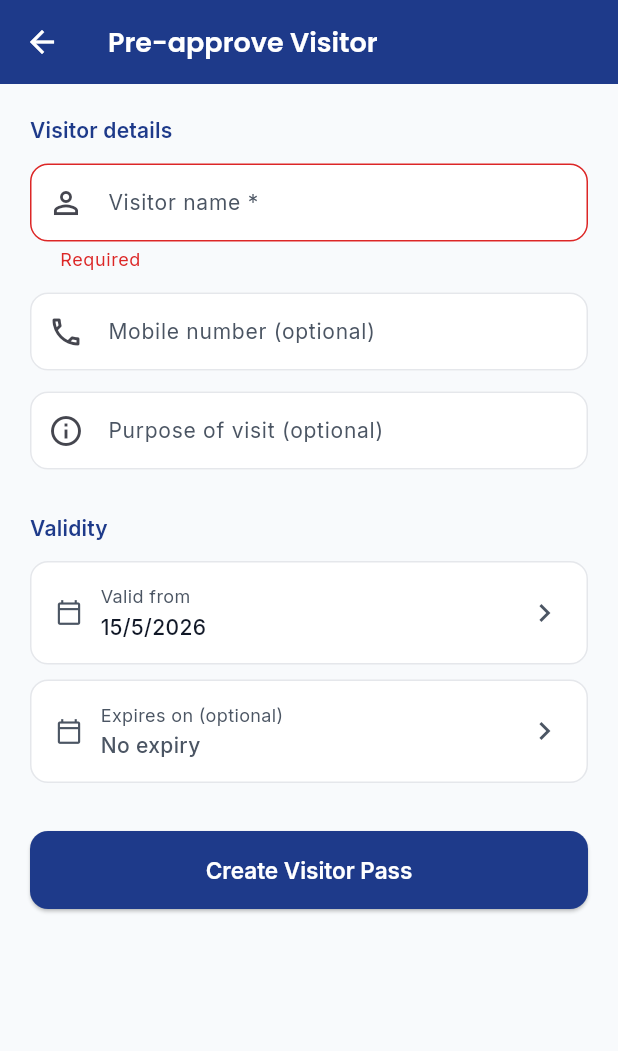
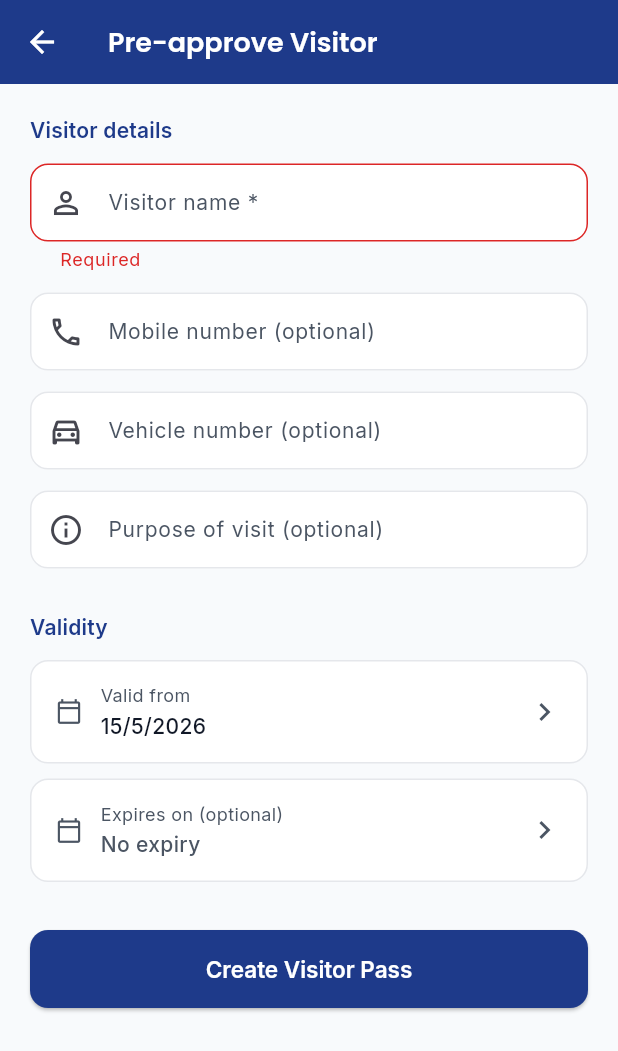
Before and after one commit to utamacs/utamacs-website, a Flutter app: the PreApproveScreen screen opened directly, after a tap on "Create Visitor Pass", on a phone screen of 412 x 824 dp. Shown: the top 1051 px of the screen. Run offline on Flutter 3.47's test engine with Material 3 defaults, Android fonts, the phone set to English and light mode, and no system bars; our stand-ins replace flutter_dotenv, flutter_riverpod, go_router, google_fonts, qr_flutter, riverpod_annotation and 2 more; accounts and stored records are empty; generated files the repository leaves out were written again.

Commit message:
fix: supply otp_code on visitor pass insert; restore vehicle_number field
Migration 081 added otp_code text NOT NULL to visitor_pre_approvals.
Generate a 6-digit code client-side and include it in the insert payload.
Also restore vehicle_number (added in same migration) to the model, form,
list card, and pass detail screen. Show guard OTP code on the pass screen.

Co-Authored-By: Claude Sonnet 4.6 <noreply@anthropic.com>

```diff
--- a/mobile/lib/features/visitors/presentation/screens/pre_approve_screen.dart
+++ b/mobile/lib/features/visitors/presentation/screens/pre_approve_screen.dart
@@ -14,6 +14,7 @@ class _PreApproveScreenState extends ConsumerState<PreApproveScreen> {
   final _formKey = GlobalKey<FormState>();
   final _nameCtrl = TextEditingController();
   final _phoneCtrl = TextEditingController();
+  final _vehicleCtrl = TextEditingController();
   final _purposeCtrl = TextEditingController();
   DateTime _validFrom = DateTime.now();
   DateTime? _expiresAt;
@@ -23,6 +24,7 @@ class _PreApproveScreenState extends ConsumerState<PreApproveScreen> {
   void dispose() {
     _nameCtrl.dispose();
     _phoneCtrl.dispose();
+    _vehicleCtrl.dispose();
     _purposeCtrl.dispose();
     super.dispose();
   }
@@ -55,6 +57,9 @@ class _PreApproveScreenState extends ConsumerState<PreApproveScreen> {
             visitorPhone: _phoneCtrl.text.trim().isEmpty
                 ? null
                 : _phoneCtrl.text.trim(),
+            vehicleNumber: _vehicleCtrl.text.trim().isEmpty
+                ? null
+                : _vehicleCtrl.text.trim().toUpperCase(),
             purpose: _purposeCtrl.text.trim().isEmpty
                 ? null
                 : _purposeCtrl.text.trim(),
@@ -114,6 +119,15 @@ class _PreApproveScreenState extends ConsumerState<PreApproveScreen> {
                   prefixIcon: Icon(Icons.phone_outlined),
                 ),
                 keyboardType: TextInputType.phone,
+              ),
+              const SizedBox(height: 14),
+              TextFormField(
+                controller: _vehicleCtrl,
+                decoration: const InputDecoration(
+                  labelText: 'Vehicle number (optional)',
+                  prefixIcon: Icon(Icons.directions_car_outlined),
+                ),
+                textCapitalization: TextCapitalization.characters,
               ),
               const SizedBox(height: 14),
               TextFormField(
--- a/mobile/lib/features/visitors/presentation/screens/visitor_pass_screen.dart
+++ b/mobile/lib/features/visitors/presentation/screens/visitor_pass_screen.dart
@@ -87,12 +87,16 @@ class VisitorPassScreen extends StatelessWidget {
                     _DetailRow(label: 'Visitor', value: approval.visitorName),
                     if (approval.purpose != null)
                       _DetailRow(label: 'Purpose', value: approval.purpose!),
+                    if (approval.vehicleNumber != null)
+                      _DetailRow(label: 'Vehicle', value: approval.vehicleNumber!),
                     _DetailRow(
                       label: 'Valid',
                       value: approval.expiresAt != null
                           ? '${formatDate(approval.expectedDate)} – ${formatDate(approval.expiresAt!)}'
                           : formatDate(approval.expectedDate),
                     ),
+                    if (approval.otpCode != null)
+                      _DetailRow(label: 'Guard OTP', value: approval.otpCode!),
                     if (approval.isRecurring)
                       const Padding(
                         padding: EdgeInsets.only(top: 8),
```
Also changed, not shown: mobile/lib/features/visitors/data/visitor_repository.dart (+14 -0 lines), mobile/lib/features/visitors/presentation/screens/visitors_screen.dart (+11 -0 lines).
